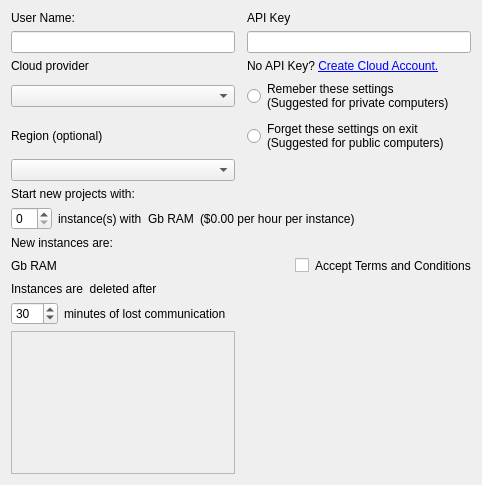
First picture: the form in gns3/ui/cloud_preferences_page.ui, repository GNS3/gns3-gui, before the edit.
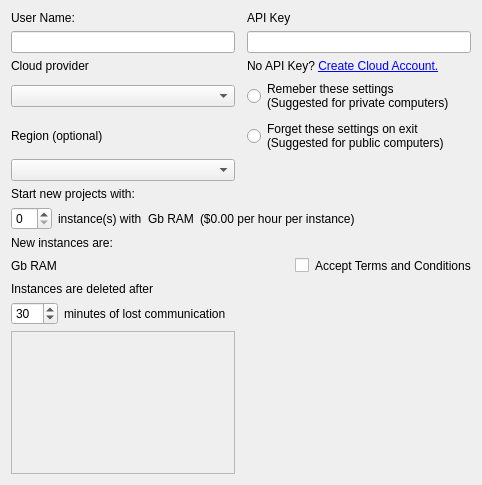
Second picture: the form after the edit.

Commit message: Remove an extra space in a label

Patch:
```diff
--- a/gns3/ui/cloud_preferences_page.ui
+++ b/gns3/ui/cloud_preferences_page.ui
@@ -201,7 +201,7 @@
    <item row="12" column="0" colspan="2">
     <widget class="QLabel" name="uiTimeoutLabel">
      <property name="text">
-      <string>Instances are  deleted after</string>
+      <string>Instances are deleted after</string>
      </property>
      <property name="wordWrap">
       <bool>true</bool>
```
The commit also changes 1 other file.
